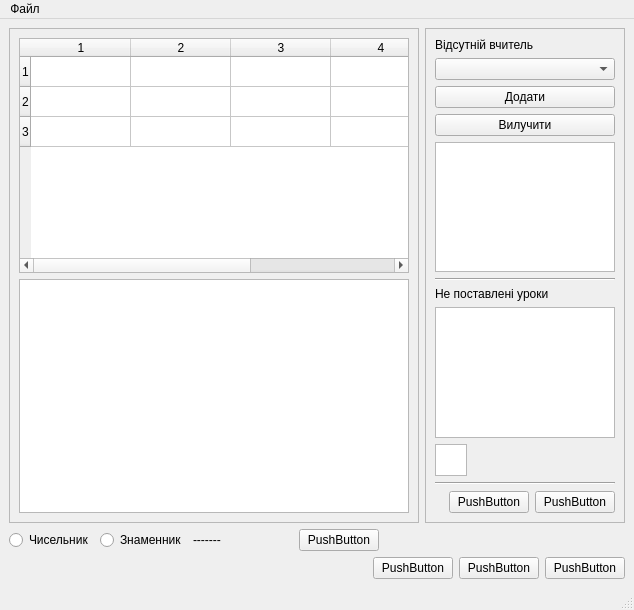
Above: Zamini/ui/mainform.ui from Zelenskiy/zamini before the change. Below: the same form after it.
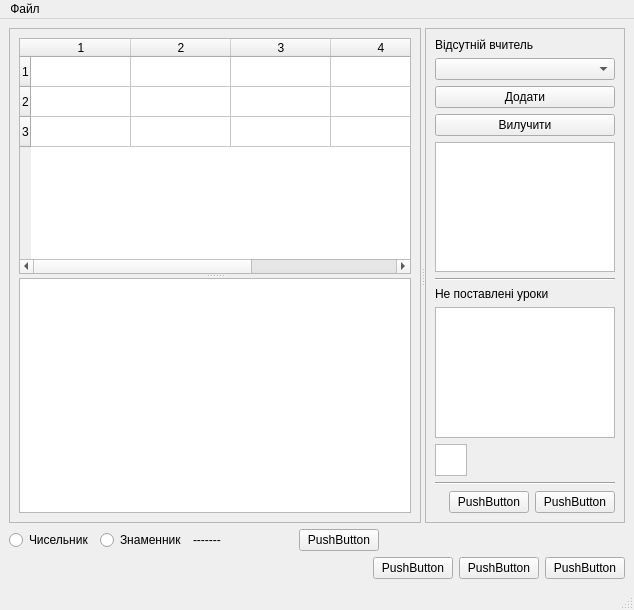
That is the form after the change.

The edit to the form file:
```diff
--- a/Zamini/ui/mainform.ui
+++ b/Zamini/ui/mainform.ui
@@ -16,8 +16,10 @@
   <widget class="QWidget" name="centralwidget">
    <layout class="QVBoxLayout" name="verticalLayout">
     <item>
-     <layout class="QHBoxLayout" name="horizontalLayout">
-      <item>
+     <widget class="QSplitter" name="splitter_2">
+      <property name="orientation">
+       <enum>Qt::Horizontal</enum>
+      </property>
        <widget class="QScrollArea" name="scrollArea">
         <property name="minimumSize">
          <size>
@@ -39,12 +41,16 @@
           <rect>
            <x>0</x>
            <y>0</y>
-           <width>406</width>
-           <height>485</height>
+          <width>409</width>
+          <height>478</height>
           </rect>
          </property>
          <layout class="QVBoxLayout" name="verticalLayout_2">
           <item>
+          <widget class="QSplitter" name="splitter">
+           <property name="orientation">
+            <enum>Qt::Vertical</enum>
+           </property>
            <widget class="QTableWidget" name="tableWidget">
             <property name="layoutDirection">
              <enum>Qt::LeftToRight</enum>
@@ -64,15 +70,12 @@
             <column/>
             <column/>
            </widget>
-          </item>
-          <item>
            <widget class="QTableWidget" name="tableWidget2"/>
+          </widget>
           </item>
          </layout>
         </widget>
        </widget>
-      </item>
-      <item>
        <widget class="QScrollArea" name="scrollArea_2">
         <property name="maximumSize">
          <size>
@@ -188,8 +191,7 @@
          </layout>
         </widget>
        </widget>
-      </item>
-     </layout>
+     </widget>
     </item>
     <item>
      <layout class="QGridLayout" name="gridLayout_2">
```
Left out of the diff: 2 changed lines with no effect on the pictures. Lines whose indentation alone changed are shown as unchanged.
